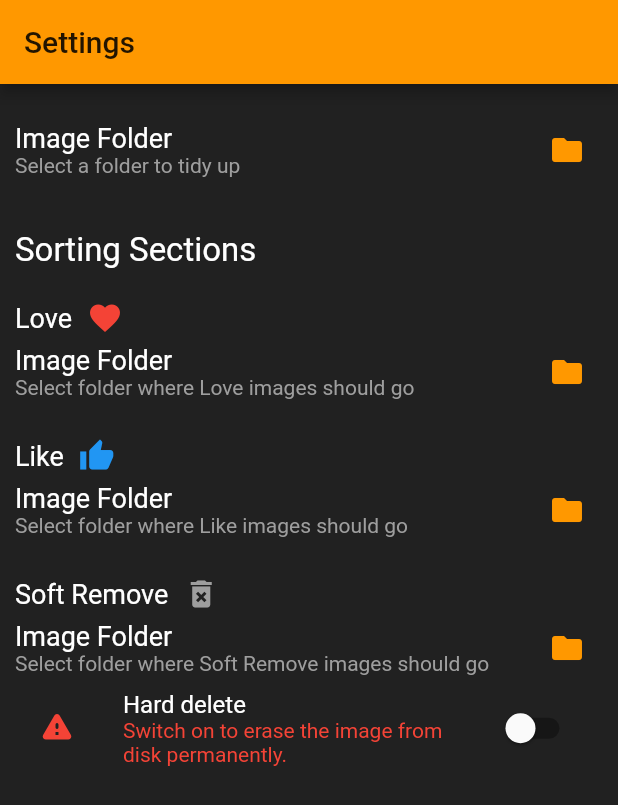
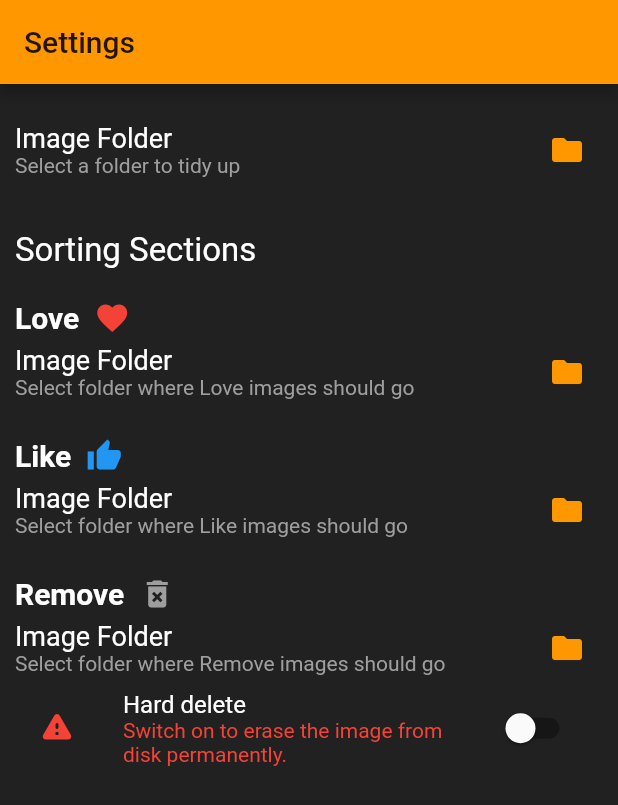
Before and after one commit to HotRecode/TidyMyGallery, a Flutter app: the screen it shows after launch, on a phone screen of 412 x 824 dp. Shown: the top 805 px of the screen. Run offline on Flutter 3.47's test engine with Material 2 defaults, Android fonts, the phone set to English and light mode, and no system bars; our stand-ins replace flutter_spinkit.

Commit message:
Update UI

```diff
--- a/lib/screens/settings.dart
+++ b/lib/screens/settings.dart
@@ -67,7 +67,7 @@ class _SettingsScreenState extends State<SettingsScreen> {
               height: 20,
             ),
             SortingSection(
-              title: 'Soft Remove',
+              title: 'Remove',
               icon: Icon(
                 Icons.delete_forever,
                 color: Colors.grey,
--- a/lib/widgets/sorting-section.dart
+++ b/lib/widgets/sorting-section.dart
@@ -23,7 +23,8 @@ class SortingSection extends StatelessWidget {
             Text(title,
                 style: TextStyle(
                   color: Colors.white,
-                  fontSize: 18,
+                  fontSize: 20,
+                  fontWeight: FontWeight.bold,
                 ),
             ),
             SizedBox(
```
